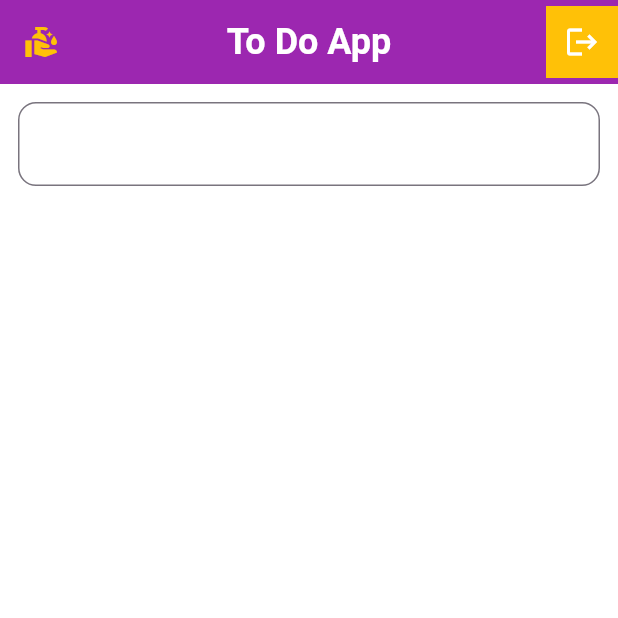
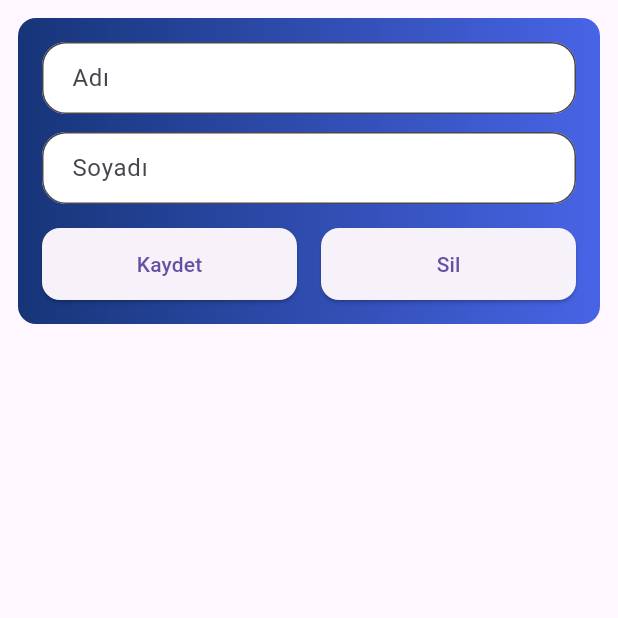
Before and after one commit to ramazan351/flutter_dersleri, a Flutter app: the screen it shows after launch, on a phone screen of 412 x 824 dp, the top half of it. Run offline on Flutter 3.47's test engine with Material 3 defaults, Android fonts, the phone set to English and light mode, and no system bars.

Commit message:
gradient container added

```diff
--- a/lib/main.dart
+++ b/lib/main.dart
@@ -1,109 +1,17 @@
 import 'package:flutter/material.dart';
+import 'package:flutter_dersi3/screens/home_screen.dart';
 
 void main(List<String> args) {
-  runApp(
-    MaterialApp(
-      debugShowCheckedModeBanner: false,
-      theme: ThemeData(
-          scaffoldBackgroundColor: Colors.white,
-          primaryColor: Colors.amber,
-          appBarTheme: const AppBarTheme(color: Colors.purple)),
-      home: const MyHomePage(),
-    ),
-  );
+  runApp(const MainWidget());
 }
 
-class MyHomePage extends StatefulWidget {
-  const MyHomePage({super.key});
+class MainWidget extends StatelessWidget {
+  const MainWidget({super.key});
 
   @override
-  State<MyHomePage> createState() => _MyHomePageState();
-}
-
-class _MyHomePageState extends State<MyHomePage> {
-  int a = 0;
-  String textFieldValue = "";
-  List<Widget> listeninElemanlari = [];
-  TextEditingController textEditingController = TextEditingController();
-  @override
   Widget build(BuildContext context) {
-    return GestureDetector(
-      onTap: () {
-        FocusScope.of(context).unfocus();
-      },
-      child: Scaffold(
-        appBar: AppBar(
-            centerTitle: true,
-            leading: IconButton(
-                onPressed: () {
-                  listeninElemanlari.removeLast();
-                  setState(() {});
-                },
-                icon: const Icon(
-                  Icons.clean_hands,
-                  color: Colors.amber,
-                )),
-            actions: [
-              Container(
-                color: Colors.amber,
-                child: IconButton(
-                    onPressed: () {
-                      listeninElemanlari
-                          .add(listeninElemani(textEditingController.text));
-                      setState(() {});
-                    },
-                    icon: const Icon(
-                      Icons.logout,
-                      color: Colors.white,
-                    )),
-              )
-            ],
-            title: const Text(
-              "To Do App",
-              style: TextStyle(
-                color: Colors.white,
-                fontSize: 24,
-                fontWeight: FontWeight.bold,
-              ),
-            )),
-        body: Column(
-          children: [
-            Padding(
-              padding: const EdgeInsets.all(12.0),
-              child: TextField(
-                controller: textEditingController,
-                decoration: InputDecoration(
-                  border: OutlineInputBorder(
-                    borderRadius: BorderRadius.circular(12),
-                    borderSide: const BorderSide(),
-                  ),
-                ),
-              ),
-            ),
-            Column(
-              children: listeninElemanlari,
-            )
-          ],
-        ),
-      ),
-    );
-  }
-
-  Widget listeninElemani(String value) {
-    return Padding(
-      padding: const EdgeInsets.all(12.0),
-      child: Row(
-        children: [
-          const Icon(
-            Icons.circle,
-            color: Colors.pink,
-          ),
-          Text(
-            value,
-            style: const TextStyle(color: Colors.purple, fontSize: 22),
-          ),
-        ],
-      ),
+    return const MaterialApp(
+      home: HomeScreen(),
     );
   }
 }
--- /dev/null
+++ b/lib/main4.dart
@@ -0,0 +1,109 @@
+import 'package:flutter/material.dart';
+
+void main(List<String> args) {
+  runApp(
+    MaterialApp(
+      debugShowCheckedModeBanner: false,
+      theme: ThemeData(
+          scaffoldBackgroundColor: Colors.white,
+          primaryColor: Colors.amber,
+          appBarTheme: const AppBarTheme(color: Colors.purple)),
+      home: const MyHomePage(),
+    ),
+  );
+}
+
+class MyHomePage extends StatefulWidget {
+  const MyHomePage({super.key});
+
+  @override
+  State<MyHomePage> createState() => _MyHomePageState();
+}
+
+class _MyHomePageState extends State<MyHomePage> {
+  int a = 0;
+  String textFieldValue = "";
+  List<Widget> listeninElemanlari = [];
+  TextEditingController textEditingController = TextEditingController();
+  @override
+  Widget build(BuildContext context) {
+    return GestureDetector(
+      onTap: () {
+        FocusScope.of(context).unfocus();
+      },
+      child: Scaffold(
+        appBar: AppBar(
+            centerTitle: true,
+            leading: IconButton(
+                onPressed: () {
+                  listeninElemanlari.removeLast();
+                  setState(() {});
+                },
+                icon: const Icon(
+                  Icons.clean_hands,
+                  color: Colors.amber,
+                )),
+            actions: [
+              Container(
+                color: Colors.amber,
+                child: IconButton(
+                    onPressed: () {
+                      listeninElemanlari
+                          .add(listeninElemani(textEditingController.text));
+                      setState(() {});
+                    },
+                    icon: const Icon(
+                      Icons.logout,
+                      color: Colors.white,
+                    )),
+              )
+            ],
+            title: const Text(
+              "To Do App",
+              style: TextStyle(
+                color: Colors.white,
+                fontSize: 24,
+                fontWeight: FontWeight.bold,
+              ),
+            )),
+        body: Column(
+          children: [
+            Padding(
+              padding: const EdgeInsets.all(12.0),
+              child: TextField(
+                controller: textEditingController,
+                decoration: InputDecoration(
+                  border: OutlineInputBorder(
+                    borderRadius: BorderRadius.circular(12),
+                    borderSide: const BorderSide(),
+                  ),
+                ),
+              ),
+            ),
+            Column(
+              children: listeninElemanlari,
+            )
+          ],
+        ),
+      ),
+    );
+  }
+
+  Widget listeninElemani(String value) {
+    return Padding(
+      padding: const EdgeInsets.all(12.0),
+      child: Row(
+        children: [
+          const Icon(
+            Icons.circle,
+            color: Colors.pink,
+          ),
+          Text(
+            value,
+            style: const TextStyle(color: Colors.purple, fontSize: 22),
+          ),
+        ],
+      ),
+    );
+  }
+}
--- /dev/null
+++ b/lib/screens/home_screen.dart
@@ -0,0 +1,91 @@
+import 'package:flutter/material.dart';
+
+class HomeScreen extends StatefulWidget {
+  const HomeScreen({super.key});
+
+  @override
+  State<HomeScreen> createState() => _HomeScreenState();
+}
+
+class _HomeScreenState extends State<HomeScreen> {
+  @override
+  Widget build(BuildContext context) {
+    return Scaffold(
+      body: SafeArea(
+        child: Column(
+          children: [
+            Container(
+              margin: const EdgeInsets.all(12),
+              padding: const EdgeInsets.all(16),
+              decoration: BoxDecoration(
+                color: Colors.blue,
+                borderRadius: BorderRadius.circular(12),
+                gradient: const LinearGradient(
+                  // colors: [Colors.blue.shade800, Colors.blue.shade500],
+                  colors: [Color(0xFF163578), Color(0xff4864E6)],
+                ),
+              ),
+              child: Column(
+                children: [
+                  const TextField(
+                    decoration: InputDecoration(
+                      hintText: "Adı",
+                      fillColor: Colors.white,
+                      contentPadding: EdgeInsets.only(left: 16),
+                      border: OutlineInputBorder(
+                          borderRadius: BorderRadius.all(Radius.circular(16))),
+                      filled: true,
+                    ),
+                  ),
+                  const SizedBox(
+                    height: 12,
+                  ),
+                  const TextField(
+                    decoration: InputDecoration(
+                      fillColor: Colors.white,
+                      hintText: "Soyadı",
+                      filled: true,
+                      contentPadding: EdgeInsets.only(left: 16),
+                      border: OutlineInputBorder(
+                          borderRadius: BorderRadius.all(Radius.circular(16))),
+                    ),
+                  ),
+                  const SizedBox(
+                    height: 16,
+                  ),
+                  Row(
+                    children: [
+                      Expanded(
+                        child: ElevatedButton(
+                          onPressed: () {},
+                          style: ElevatedButton.styleFrom(
+                              fixedSize: const Size(double.infinity, 48),
+                              shape: RoundedRectangleBorder(
+                                  borderRadius: BorderRadius.circular(12))),
+                          child: const Text("Kaydet"),
+                        ),
+                      ),
+                      const SizedBox(
+                        width: 16,
+                      ),
+                      Expanded(
+                        child: ElevatedButton(
+                          onPressed: () {},
+                          style: ElevatedButton.styleFrom(
+                              fixedSize: const Size(double.infinity, 48),
+                              shape: RoundedRectangleBorder(
+                                  borderRadius: BorderRadius.circular(12))),
+                          child: const Text("Sil"),
+                        ),
+                      ),
+                    ],
+                  )
+                ],
+              ),
+            )
+          ],
+        ),
+      ),
+    );
+  }
+}
```
